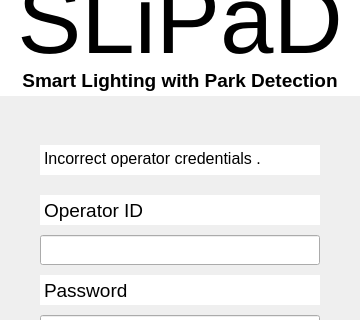
First picture: the form in remoteSystem/app/slipad/slipad.ui, repository ESRGgroup9/slipad, before the edit; both pictures show x 0 to 360 and y 155 to 475 of the 360 by 760 pixel window.
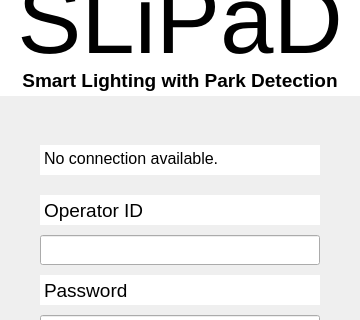
Second picture: the form after the edit.

```diff
--- a/remoteSystem/app/slipad/slipad.ui
+++ b/remoteSystem/app/slipad/slipad.ui
@@ -3663,6 +3663,613 @@
      <set>Qt::LinksAccessibleByKeyboard|Qt::LinksAccessibleByMouse</set>
     </property>
    </widget>
+   <widget class="QTextBrowser" name="no_con_txt">
+    <property name="enabled">
+     <bool>true</bool>
+    </property>
+    <property name="geometry">
+     <rect>
+      <x>40</x>
+      <y>300</y>
+      <width>280</width>
+      <height>30</height>
+     </rect>
+    </property>
+    <property name="palette">
+     <palette>
+      <active>
+       <colorrole role="WindowText">
+        <brush brushstyle="SolidPattern">
+         <color alpha="255">
+          <red>0</red>
+          <green>0</green>
+          <blue>0</blue>
+         </color>
+        </brush>
+       </colorrole>
+       <colorrole role="Button">
+        <brush brushstyle="SolidPattern">
+         <color alpha="255">
+          <red>239</red>
+          <green>239</green>
+          <blue>239</blue>
+         </color>
+        </brush>
+       </colorrole>
+       <colorrole role="Light">
+        <brush brushstyle="SolidPattern">
+         <color alpha="255">
+          <red>255</red>
+          <green>255</green>
+          <blue>255</blue>
+         </color>
+        </brush>
+       </colorrole>
+       <colorrole role="Midlight">
+        <brush brushstyle="SolidPattern">
+         <color alpha="255">
+          <red>202</red>
+          <green>202</green>
+          <blue>202</blue>
+         </color>
+        </brush>
+       </colorrole>
+       <colorrole role="Dark">
+        <brush brushstyle="SolidPattern">
+         <color alpha="255">
+          <red>159</red>
+          <green>159</green>
+          <blue>159</blue>
+         </color>
+        </brush>
+       </colorrole>
+       <colorrole role="Mid">
+        <brush brushstyle="SolidPattern">
+         <color alpha="255">
+          <red>184</red>
+          <green>184</green>
+          <blue>184</blue>
+         </color>
+        </brush>
+       </colorrole>
+       <colorrole role="Text">
+        <brush brushstyle="SolidPattern">
+         <color alpha="255">
+          <red>0</red>
+          <green>0</green>
+          <blue>0</blue>
+         </color>
+        </brush>
+       </colorrole>
+       <colorrole role="BrightText">
+        <brush brushstyle="SolidPattern">
+         <color alpha="255">
+          <red>255</red>
+          <green>255</green>
+          <blue>255</blue>
+         </color>
+        </brush>
+       </colorrole>
+       <colorrole role="ButtonText">
+        <brush brushstyle="SolidPattern">
+         <color alpha="255">
+          <red>0</red>
+          <green>0</green>
+          <blue>0</blue>
+         </color>
+        </brush>
+       </colorrole>
+       <colorrole role="Base">
+        <brush brushstyle="SolidPattern">
+         <color alpha="255">
+          <red>255</red>
+          <green>255</green>
+          <blue>255</blue>
+         </color>
+        </brush>
+       </colorrole>
+       <colorrole role="Window">
+        <brush brushstyle="SolidPattern">
+         <color alpha="255">
+          <red>255</red>
+          <green>255</green>
+          <blue>255</blue>
+         </color>
+        </brush>
+       </colorrole>
+       <colorrole role="Shadow">
+        <brush brushstyle="SolidPattern">
+         <color alpha="255">
+          <red>118</red>
+          <green>118</green>
+          <blue>118</blue>
+         </color>
+        </brush>
+       </colorrole>
+       <colorrole role="Highlight">
+        <brush brushstyle="SolidPattern">
+         <color alpha="255">
+          <red>48</red>
+          <green>140</green>
+          <blue>198</blue>
+         </color>
+        </brush>
+       </colorrole>
+       <colorrole role="HighlightedText">
+        <brush brushstyle="SolidPattern">
+         <color alpha="255">
+          <red>255</red>
+          <green>255</green>
+          <blue>255</blue>
+         </color>
+        </brush>
+       </colorrole>
+       <colorrole role="Link">
+        <brush brushstyle="SolidPattern">
+         <color alpha="255">
+          <red>0</red>
+          <green>0</green>
+          <blue>255</blue>
+         </color>
+        </brush>
+       </colorrole>
+       <colorrole role="LinkVisited">
+        <brush brushstyle="SolidPattern">
+         <color alpha="255">
+          <red>255</red>
+          <green>0</green>
+          <blue>255</blue>
+         </color>
+        </brush>
+       </colorrole>
+       <colorrole role="AlternateBase">
+        <brush brushstyle="SolidPattern">
+         <color alpha="255">
+          <red>247</red>
+          <green>247</green>
+          <blue>247</blue>
+         </color>
+        </brush>
+       </colorrole>
+       <colorrole role="NoRole">
+        <brush brushstyle="NoBrush">
+         <color alpha="255">
+          <red>0</red>
+          <green>0</green>
+          <blue>0</blue>
+         </color>
+        </brush>
+       </colorrole>
+       <colorrole role="ToolTipBase">
+        <brush brushstyle="SolidPattern">
+         <color alpha="255">
+          <red>255</red>
+          <green>255</green>
+          <blue>220</blue>
+         </color>
+        </brush>
+       </colorrole>
+       <colorrole role="ToolTipText">
+        <brush brushstyle="SolidPattern">
+         <color alpha="255">
+          <red>0</red>
+          <green>0</green>
+          <blue>0</blue>
+         </color>
+        </brush>
+       </colorrole>
+       <colorrole role="PlaceholderText">
+        <brush brushstyle="SolidPattern">
+         <color alpha="128">
+          <red>0</red>
+          <green>0</green>
+          <blue>0</blue>
+         </color>
+        </brush>
+       </colorrole>
+      </active>
+      <inactive>
+       <colorrole role="WindowText">
+        <brush brushstyle="SolidPattern">
+         <color alpha="255">
+          <red>0</red>
+          <green>0</green>
+          <blue>0</blue>
+         </color>
+        </brush>
+       </colorrole>
+       <colorrole role="Button">
+        <brush brushstyle="SolidPattern">
+         <color alpha="255">
+          <red>239</red>
+          <green>239</green>
+          <blue>239</blue>
+         </color>
+        </brush>
+       </colorrole>
+       <colorrole role="Light">
+        <brush brushstyle="SolidPattern">
+         <color alpha="255">
+          <red>255</red>
+          <green>255</green>
+          <blue>255</blue>
+         </color>
+        </brush>
+       </colorrole>
+       <colorrole role="Midlight">
+        <brush brushstyle="SolidPattern">
+         <color alpha="255">
+          <red>202</red>
+          <green>202</green>
+          <blue>202</blue>
+         </color>
+        </brush>
+       </colorrole>
+       <colorrole role="Dark">
+        <brush brushstyle="SolidPattern">
+         <color alpha="255">
+          <red>159</red>
+          <green>159</green>
+          <blue>159</blue>
+         </color>
+        </brush>
+       </colorrole>
+       <colorrole role="Mid">
+        <brush brushstyle="SolidPattern">
+         <color alpha="255">
+          <red>184</red>
+          <green>184</green>
+          <blue>184</blue>
+         </color>
+        </brush>
+       </colorrole>
+       <colorrole role="Text">
+        <brush brushstyle="SolidPattern">
+         <color alpha="255">
+          <red>0</red>
+          <green>0</green>
+          <blue>0</blue>
+         </color>
+        </brush>
+       </colorrole>
+       <colorrole role="BrightText">
+        <brush brushstyle="SolidPattern">
+         <color alpha="255">
+          <red>255</red>
+          <green>255</green>
+          <blue>255</blue>
+         </color>
+        </brush>
+       </colorrole>
+       <colorrole role="ButtonText">
+        <brush brushstyle="SolidPattern">
+         <color alpha="255">
+          <red>0</red>
+          <green>0</green>
+          <blue>0</blue>
+         </color>
+        </brush>
+       </colorrole>
+       <colorrole role="Base">
+        <brush brushstyle="SolidPattern">
+         <color alpha="255">
+          <red>255</red>
+          <green>255</green>
+          <blue>255</blue>
+         </color>
+        </brush>
+       </colorrole>
+       <colorrole role="Window">
+        <brush brushstyle="SolidPattern">
+         <color alpha="255">
+          <red>239</red>
+          <green>239</green>
+          <blue>239</blue>
+         </color>
+        </brush>
+       </colorrole>
+       <colorrole role="Shadow">
+        <brush brushstyle="SolidPattern">
+         <color alpha="255">
+          <red>118</red>
+          <green>118</green>
+          <blue>118</blue>
+         </color>
+        </brush>
+       </colorrole>
+       <colorrole role="Highlight">
+        <brush brushstyle="SolidPattern">
+         <color alpha="255">
+          <red>48</red>
+          <green>140</green>
+          <blue>198</blue>
+         </color>
+        </brush>
+       </colorrole>
+       <colorrole role="HighlightedText">
+        <brush brushstyle="SolidPattern">
+         <color alpha="255">
+          <red>255</red>
+          <green>255</green>
+          <blue>255</blue>
+         </color>
+        </brush>
+       </colorrole>
+       <colorrole role="Link">
+        <brush brushstyle="SolidPattern">
+         <color alpha="255">
+          <red>0</red>
+          <green>0</green>
+          <blue>255</blue>
+         </color>
+        </brush>
+       </colorrole>
+       <colorrole role="LinkVisited">
+        <brush brushstyle="SolidPattern">
+         <color alpha="255">
+          <red>255</red>
+          <green>0</green>
+          <blue>255</blue>
+         </color>
+        </brush>
+       </colorrole>
+       <colorrole role="AlternateBase">
+        <brush brushstyle="SolidPattern">
+         <color alpha="255">
+          <red>247</red>
+          <green>247</green>
+          <blue>247</blue>
+         </color>
+        </brush>
+       </colorrole>
+       <colorrole role="NoRole">
+        <brush brushstyle="NoBrush">
+         <color alpha="255">
+          <red>0</red>
+          <green>0</green>
+          <blue>0</blue>
+         </color>
+        </brush>
+       </colorrole>
+       <colorrole role="ToolTipBase">
+        <brush brushstyle="SolidPattern">
+         <color alpha="255">
+          <red>255</red>
+          <green>255</green>
+          <blue>220</blue>
+         </color>
+        </brush>
+       </colorrole>
+       <colorrole role="ToolTipText">
+        <brush brushstyle="SolidPattern">
+         <color alpha="255">
+          <red>0</red>
+          <green>0</green>
+          <blue>0</blue>
+         </color>
+        </brush>
+       </colorrole>
+       <colorrole role="PlaceholderText">
+        <brush brushstyle="SolidPattern">
+         <color alpha="128">
+          <red>0</red>
+          <green>0</green>
+          <blue>0</blue>
+         </color>
+        </brush>
+       </colorrole>
+      </inactive>
+      <disabled>
+       <colorrole role="WindowText">
+        <brush brushstyle="SolidPattern">
+         <color alpha="255">
+          <red>190</red>
+          <green>190</green>
+          <blue>190</blue>
+         </color>
+        </brush>
+       </colorrole>
+       <colorrole role="Button">
+        <brush brushstyle="SolidPattern">
+         <color alpha="255">
+          <red>239</red>
+          <green>239</green>
+          <blue>239</blue>
+         </color>
+        </brush>
+       </colorrole>
+       <colorrole role="Light">
+        <brush brushstyle="SolidPattern">
+         <color alpha="255">
+          <red>255</red>
+          <green>255</green>
+          <blue>255</blue>
+         </color>
+        </brush>
+       </colorrole>
+       <colorrole role="Midlight">
+        <brush brushstyle="SolidPattern">
+         <color alpha="255">
+          <red>202</red>
+          <green>202</green>
+          <blue>202</blue>
+         </color>
+        </brush>
+       </colorrole>
+       <colorrole role="Dark">
+        <brush brushstyle="SolidPattern">
+         <color alpha="255">
+          <red>190</red>
+          <green>190</green>
+          <blue>190</blue>
+         </color>
+        </brush>
+       </colorrole>
+       <colorrole role="Mid">
+        <brush brushstyle="SolidPattern">
+         <color alpha="255">
+          <red>184</red>
+          <green>184</green>
+          <blue>184</blue>
+         </color>
+        </brush>
+       </colorrole>
+       <colorrole role="Text">
+        <brush brushstyle="SolidPattern">
+         <color alpha="255">
+          <red>190</red>
+          <green>190</green>
+          <blue>190</blue>
+         </color>
+        </brush>
+       </colorrole>
+       <colorrole role="BrightText">
+        <brush brushstyle="SolidPattern">
+         <color alpha="255">
+          <red>255</red>
+          <green>255</green>
+          <blue>255</blue>
+         </color>
+        </brush>
+       </colorrole>
+       <colorrole role="ButtonText">
+        <brush brushstyle="SolidPattern">
+         <color alpha="255">
+          <red>190</red>
+          <green>190</green>
+          <blue>190</blue>
+         </color>
+        </brush>
+       </colorrole>
+       <colorrole role="Base">
+        <brush brushstyle="SolidPattern">
+         <color alpha="255">
+          <red>239</red>
+          <green>239</green>
+          <blue>239</blue>
+         </color>
+        </brush>
+       </colorrole>
+       <colorrole role="Window">
+        <brush brushstyle="SolidPattern">
+         <color alpha="255">
+          <red>255</red>
+          <green>255</green>
+          <blue>255</blue>
+         </color>
+        </brush>
+       </colorrole>
+       <colorrole role="Shadow">
+        <brush brushstyle="SolidPattern">
+         <color alpha="255">
+          <red>177</red>
+          <green>177</green>
+          <blue>177</blue>
+         </color>
+        </brush>
+       </colorrole>
+       <colorrole role="Highlight">
+        <brush brushstyle="SolidPattern">
+         <color alpha="255">
+          <red>145</red>
+          <green>145</green>
+          <blue>145</blue>
+         </color>
+        </brush>
+       </colorrole>
+       <colorrole role="HighlightedText">
+        <brush brushstyle="SolidPattern">
+         <color alpha="255">
+          <red>255</red>
+          <green>255</green>
+          <blue>255</blue>
+         </color>
+        </brush>
+       </colorrole>
+       <colorrole role="Link">
+        <brush brushstyle="SolidPattern">
+         <color alpha="255">
+          <red>0</red>
+          <green>0</green>
+          <blue>255</blue>
+         </color>
+        </brush>
+       </colorrole>
+       <colorrole role="LinkVisited">
+        <brush brushstyle="SolidPattern">
+         <color alpha="255">
+          <red>255</red>
+          <green>0</green>
+          <blue>255</blue>
+         </color>
+        </brush>
+       </colorrole>
+       <colorrole role="AlternateBase">
+        <brush brushstyle="SolidPattern">
+         <color alpha="255">
+          <red>247</red>
+          <green>247</green>
+          <blue>247</blue>
+         </color>
+        </brush>
+       </colorrole>
+       <colorrole role="NoRole">
+        <brush brushstyle="NoBrush">
+         <color alpha="255">
+          <red>0</red>
+          <green>0</green>
+          <blue>0</blue>
+         </color>
+        </brush>
+       </colorrole>
+       <colorrole role="ToolTipBase">
+        <brush brushstyle="SolidPattern">
+         <color alpha="255">
+          <red>255</red>
+          <green>255</green>
+          <blue>220</blue>
+         </color>
+        </brush>
+       </colorrole>
+       <colorrole role="ToolTipText">
+        <brush brushstyle="SolidPattern">
+         <color alpha="255">
+          <red>0</red>
+          <green>0</green>
+          <blue>0</blue>
+         </color>
+        </brush>
+       </colorrole>
+       <colorrole role="PlaceholderText">
+        <brush brushstyle="SolidPattern">
+         <color alpha="128">
+          <red>0</red>
+          <green>0</green>
+          <blue>0</blue>
+         </color>
+        </brush>
+       </colorrole>
+      </disabled>
+     </palette>
+    </property>
+    <property name="frameShape">
+     <enum>QFrame::NoFrame</enum>
+    </property>
+    <property name="verticalScrollBarPolicy">
+     <enum>Qt::ScrollBarAlwaysOff</enum>
+    </property>
+    <property name="html">
+     <string>&lt;!DOCTYPE HTML PUBLIC &quot;-//W3C//DTD HTML 4.0//EN&quot; &quot;http://www.w3.org/TR/REC-html40/strict.dtd&quot;&gt;
+&lt;html&gt;&lt;head&gt;&lt;meta name=&quot;qrichtext&quot; content=&quot;1&quot; /&gt;&lt;meta charset=&quot;utf-8&quot; /&gt;&lt;style type=&quot;text/css&quot;&gt;
+p, li { white-space: pre-wrap; }
+&lt;/style&gt;&lt;/head&gt;&lt;body style=&quot; font-family:'Ubuntu'; font-size:11pt; font-weight:400; font-style:normal;&quot;&gt;
+&lt;p style=&quot; margin-top:0px; margin-bottom:0px; margin-left:0px; margin-right:0px; -qt-block-indent:0; text-indent:0px;&quot;&gt;&lt;span style=&quot; font-size:12pt;&quot;&gt;No connection available.&lt;/span&gt;&lt;/p&gt;
+&lt;p style=&quot;-qt-paragraph-type:empty; margin-top:0px; margin-bottom:0px; margin-left:0px; margin-right:0px; -qt-block-indent:0; text-indent:0px; font-size:12pt;&quot;&gt;&lt;br /&gt;&lt;/p&gt;&lt;/body&gt;&lt;/html&gt;</string>
+    </property>
+    <property name="textInteractionFlags">
+     <set>Qt::LinksAccessibleByKeyboard|Qt::LinksAccessibleByMouse</set>
+    </property>
+   </widget>
   </widget>
  </widget>
  <resources/>
```
